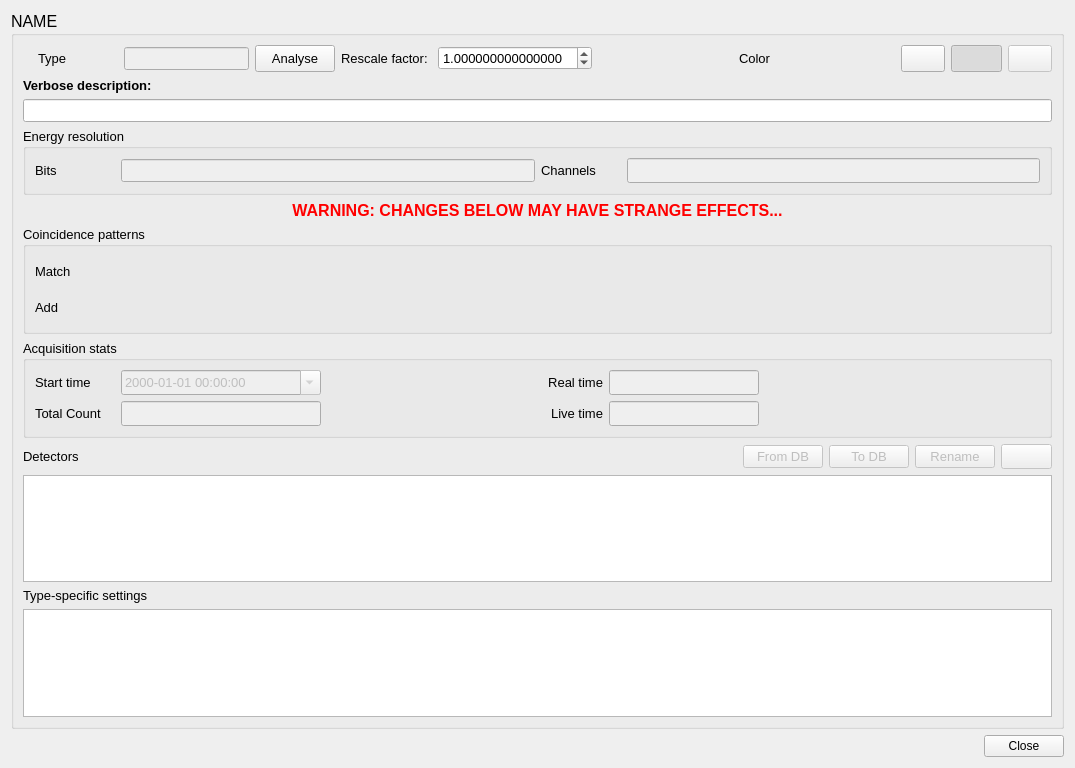
The window that gui/daq/dialog_spectrum.ui (usnistgov/qpx-gamma) describes before a commit, drawn with Qt 5.
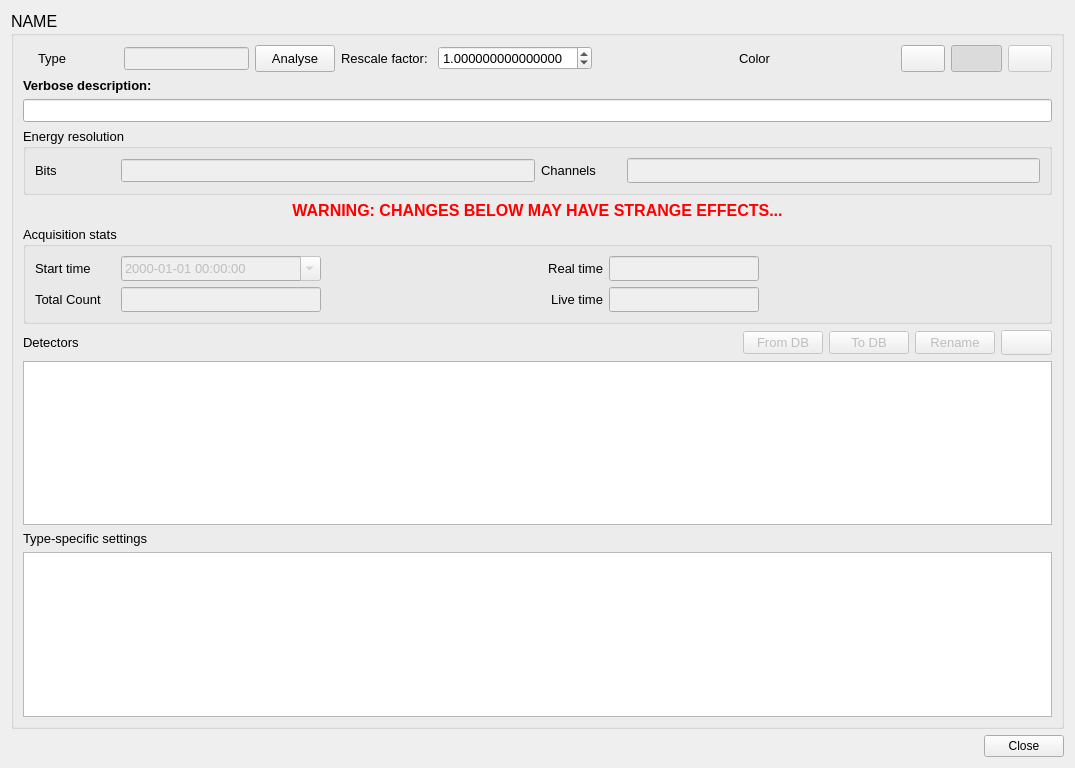
The same window after the commit. Icons and pictures are not drawn. Custom widgets are drawn as their Qt base class.

Commit message: patterns as generic settings

```diff
--- a/gui/daq/dialog_spectrum.ui
+++ b/gui/daq/dialog_spectrum.ui
@@ -29,107 +29,7 @@
       <string>NAME</string>
      </property>
      <layout class="QGridLayout" name="gridLayout">
-      <item row="5" column="0">
-       <widget class="QGroupBox" name="groupBox_2">
-        <property name="font">
-         <font>
-          <pointsize>10</pointsize>
-         </font>
-        </property>
-        <property name="title">
-         <string>Coincidence patterns</string>
-        </property>
-        <layout class="QGridLayout" name="gridLayout_2">
-         <item row="0" column="0">
-          <layout class="QHBoxLayout" name="horizontalLayout_10">
-           <item>
-            <layout class="QVBoxLayout" name="verticalLayout_2">
-             <item>
-              <layout class="QHBoxLayout" name="horizontalLayout_2">
-               <item>
-                <widget class="QLabel" name="label_5">
-                 <property name="sizePolicy">
-                  <sizepolicy hsizetype="Maximum" vsizetype="Preferred">
-                   <horstretch>0</horstretch>
-                   <verstretch>0</verstretch>
-                  </sizepolicy>
-                 </property>
-                 <property name="minimumSize">
-                  <size>
-                   <width>50</width>
-                   <height>20</height>
-                  </size>
-                 </property>
-                 <property name="text">
-                  <string>Match</string>
-                 </property>
-                </widget>
-               </item>
-               <item>
-                <widget class="QpxPatternEditor" name="patternMatch" native="true">
-                 <property name="sizePolicy">
-                  <sizepolicy hsizetype="Minimum" vsizetype="Minimum">
-                   <horstretch>0</horstretch>
-                   <verstretch>0</verstretch>
-                  </sizepolicy>
-                 </property>
-                 <property name="minimumSize">
-                  <size>
-                   <width>150</width>
-                   <height>30</height>
-                  </size>
-                 </property>
-                </widget>
-               </item>
-              </layout>
-             </item>
-             <item>
-              <layout class="QHBoxLayout" name="horizontalLayout_3">
-               <item>
-                <widget class="QLabel" name="label_6">
-                 <property name="sizePolicy">
-                  <sizepolicy hsizetype="Maximum" vsizetype="Preferred">
-                   <horstretch>0</horstretch>
-                   <verstretch>0</verstretch>
-                  </sizepolicy>
-                 </property>
-                 <property name="minimumSize">
-                  <size>
-                   <width>50</width>
-                   <height>20</height>
-                  </size>
-                 </property>
-                 <property name="text">
-                  <string>Add</string>
-                 </property>
-                </widget>
-               </item>
-               <item>
-                <widget class="QpxPatternEditor" name="patternAdd" native="true">
-                 <property name="sizePolicy">
-                  <sizepolicy hsizetype="Minimum" vsizetype="Minimum">
-                   <horstretch>0</horstretch>
-                   <verstretch>0</verstretch>
-                  </sizepolicy>
-                 </property>
-                 <property name="minimumSize">
-                  <size>
-                   <width>150</width>
-                   <height>30</height>
-                  </size>
-                 </property>
-                </widget>
-               </item>
-              </layout>
-             </item>
-            </layout>
-           </item>
-          </layout>
-         </item>
-        </layout>
-       </widget>
-      </item>
-      <item row="12" column="0">
+      <item row="11" column="0">
        <widget class="QTableView" name="tableDetectors"/>
       </item>
       <item row="3" column="0">
@@ -206,7 +106,7 @@
         </item>
        </layout>
       </item>
-      <item row="14" column="0">
+      <item row="13" column="0">
        <widget class="QTableView" name="tableGenericAttrs"/>
       </item>
       <item row="2" column="0">
@@ -221,7 +121,7 @@
         </property>
        </widget>
       </item>
-      <item row="13" column="0">
+      <item row="12" column="0">
        <widget class="QLabel" name="label_13">
         <property name="font">
          <font>
@@ -233,7 +133,7 @@
         </property>
        </widget>
       </item>
-      <item row="10" column="0">
+      <item row="9" column="0">
        <layout class="QHBoxLayout" name="horizontalLayout_5">
         <property name="sizeConstraint">
          <enum>QLayout::SetMinimumSize</enum>
@@ -370,7 +270,7 @@
         </property>
        </widget>
       </item>
-      <item row="6" column="0">
+      <item row="5" column="0">
        <widget class="QGroupBox" name="groupBox_4">
         <property name="font">
          <font>
@@ -952,12 +852,6 @@
    <header>time_duration_widget.h</header>
    <container>1</container>
   </customwidget>
-  <customwidget>
-   <class>QpxPatternEditor</class>
-   <extends>QWidget</extends>
-   <header>widget_pattern.h</header>
-   <container>1</container>
-  </customwidget>
   <customwidget>
    <class>QtColorPicker</class>
    <extends>QWidget</extends>
```
The commit also changes 22 other files.
